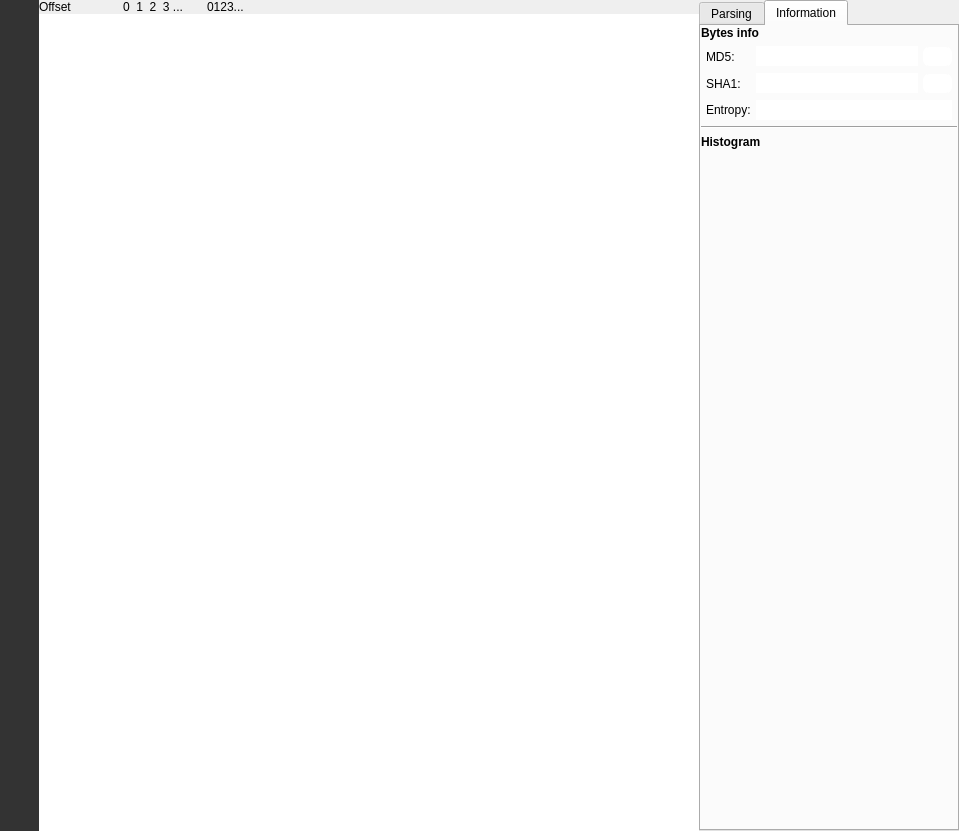
rizinorg/cutter, file src/widgets/HexdumpWidget.ui: the form before one commit.
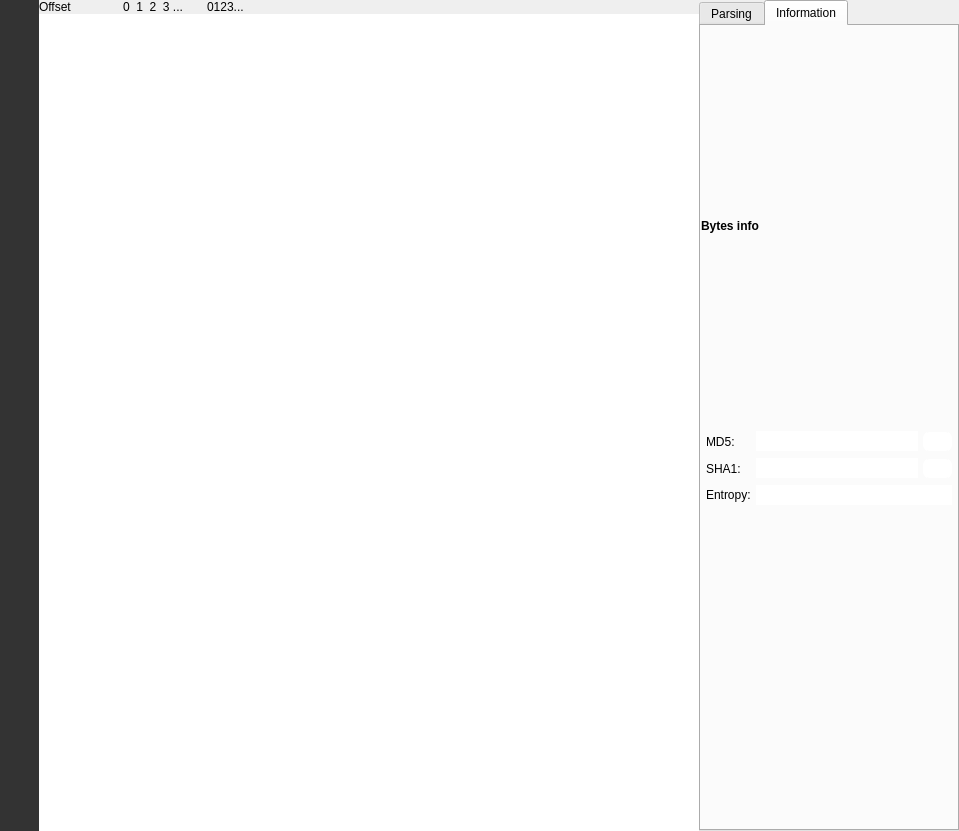
The form after the commit. The open tabs and pages were chosen to show the change. Icons and pictures are not drawn.

Commit message: Clean up Hexdump Sidebar (Fix #121)

```diff
--- a/src/widgets/HexdumpWidget.ui
+++ b/src/widgets/HexdumpWidget.ui
@@ -832,40 +832,13 @@
           </item>
          </layout>
         </item>
-        <item>
-         <widget class="Line" name="line_6">
-          <property name="orientation">
-           <enum>Qt::Horizontal</enum>
-          </property>
-         </widget>
-        </item>
         <item>
          <layout class="QHBoxLayout" name="horizontalLayout_22">
           <property name="topMargin">
            <number>0</number>
           </property>
-          <item>
-           <widget class="QLabel" name="histogramLabel_2">
-            <property name="text">
-             <string>&lt;b&gt;Histogram&lt;/b&gt;</string>
-            </property>
-           </widget>
-          </item>
          </layout>
         </item>
-        <item>
-         <spacer name="verticalSpacer_5">
-          <property name="orientation">
-           <enum>Qt::Vertical</enum>
-          </property>
-          <property name="sizeHint" stdset="0">
-           <size>
-            <width>20</width>
-            <height>40</height>
-           </size>
-          </property>
-         </spacer>
-        </item>
        </layout>
       </widget>
      </widget>
```
Left out of the diff: 6 changed lines with no effect on the pictures. The commit also changes 2 other files.
